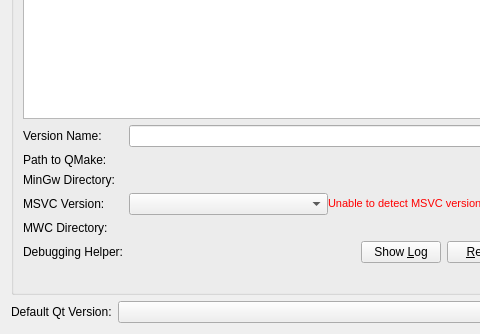
Above: src/plugins/qt4projectmanager/qtversionmanager.ui from qt-creator/qt-creator before the change; both pictures show x 0 to 480 and y 143 to 477 of the 577 by 477 pixel window. Below: the same form after it.
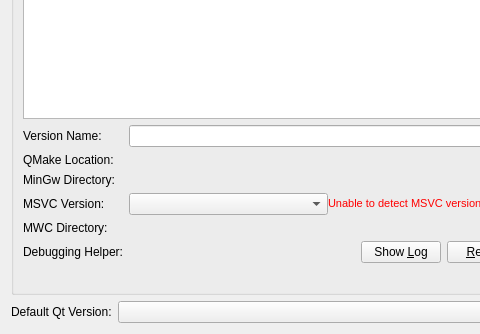
That is the form after the change. Custom widgets are drawn as their Qt base class.

Commit message: "Path to QMake" -> "QMake Location".

```diff
--- a/src/plugins/qt4projectmanager/qtversionmanager.ui
+++ b/src/plugins/qt4projectmanager/qtversionmanager.ui
@@ -169,7 +169,7 @@
       <item row="2" column="0">
        <widget class="QLabel" name="pathLabel">
         <property name="text">
-         <string>Path to QMake:</string>
+         <string>QMake Location:</string>
         </property>
        </widget>
       </item>
```
